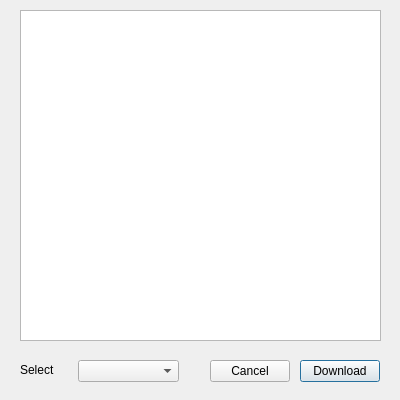
Qt form app/ui/files_list_dialog.ui (ingbyr/vdm) before a commit.
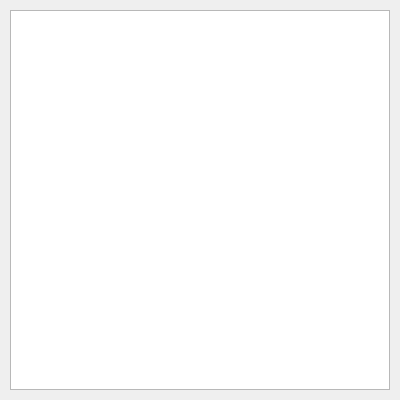
The same form after that commit. Icons and pictures are not drawn.

```diff
--- a/app/ui/files_list_dialog.ui
+++ b/app/ui/files_list_dialog.ui
@@ -10,6 +10,12 @@
     <height>400</height>
    </rect>
   </property>
+  <property name="font">
+   <font>
+    <family>Century Gothic</family>
+    <pointsize>11</pointsize>
+   </font>
+  </property>
   <property name="windowTitle">
    <string>Files List</string>
   </property>
@@ -17,77 +23,20 @@
    <iconset>
     <normaloff>:/res/favicon.ico</normaloff>:/res/favicon.ico</iconset>
   </property>
-  <widget class="QLabel" name="label">
-   <property name="geometry">
-    <rect>
-     <x>20</x>
-     <y>310</y>
-     <width>361</width>
-     <height>51</height>
-    </rect>
-   </property>
-   <property name="text">
-    <string>Choose one to download.</string>
-   </property>
-  </widget>
-  <widget class="QLabel" name="label_2">
-   <property name="geometry">
-    <rect>
-     <x>20</x>
-     <y>360</y>
-     <width>51</width>
-     <height>20</height>
-    </rect>
-   </property>
-   <property name="text">
-    <string>Select</string>
-   </property>
-  </widget>
-  <widget class="QPushButton" name="push_button_confirm">
-   <property name="geometry">
-    <rect>
-     <x>300</x>
-     <y>360</y>
-     <width>80</width>
-     <height>22</height>
-    </rect>
-   </property>
-   <property name="text">
-    <string>Download</string>
-   </property>
-  </widget>
-  <widget class="QPushButton" name="push_button_cancel">
-   <property name="geometry">
-    <rect>
-     <x>210</x>
-     <y>360</y>
-     <width>80</width>
-     <height>22</height>
-    </rect>
-   </property>
-   <property name="text">
-    <string>Cancel</string>
-   </property>
-  </widget>
-  <widget class="QComboBox" name="combo_box_options">
-   <property name="geometry">
-    <rect>
-     <x>78</x>
-     <y>360</y>
-     <width>101</width>
-     <height>22</height>
-    </rect>
-   </property>
-  </widget>
   <widget class="QListWidget" name="list_widget">
    <property name="geometry">
     <rect>
-     <x>20</x>
+     <x>10</x>
      <y>10</y>
-     <width>361</width>
-     <height>331</height>
+     <width>380</width>
+     <height>380</height>
     </rect>
    </property>
+   <property name="font">
+    <font>
+     <pointsize>9</pointsize>
+    </font>
+   </property>
   </widget>
  </widget>
  <resources/>
```
